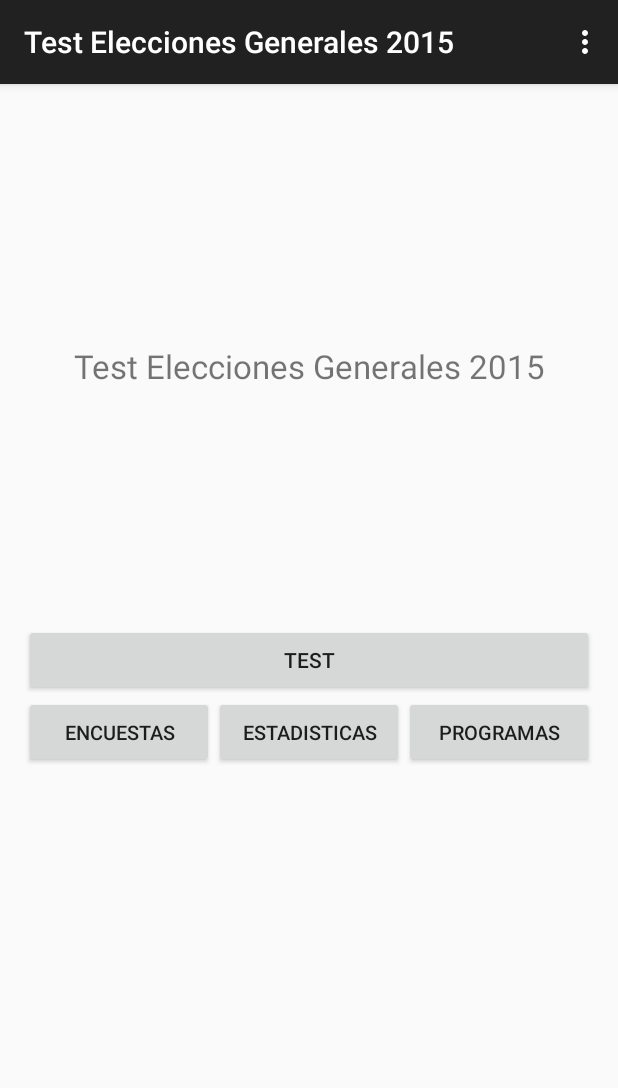
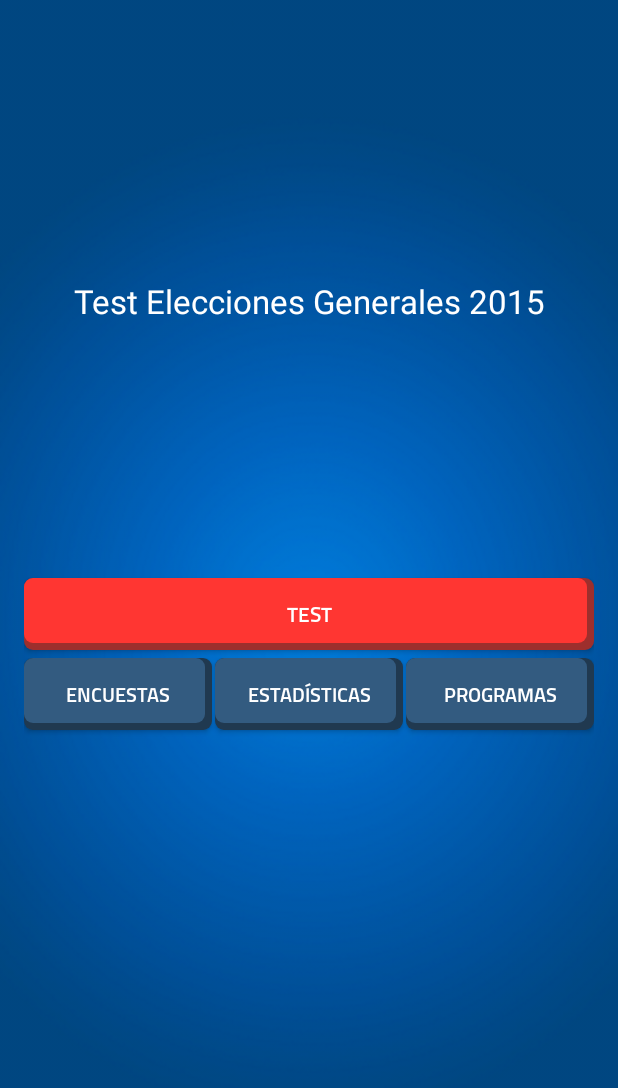
Before and after one commit to JesusMSM/testelecciones-android, an Android app: the screen it shows after launch (MainActivity), on a phone screen of 412 x 824 dp. Shown: the top 1088 px of the screen. Run offline under Robolectric (Android 15) with nearby library versions, the phone set to English and light mode, and no system bars.

Commit message:
Esqueleto mejorado

```diff
--- a/app/src/main/AndroidManifest.xml
+++ b/app/src/main/AndroidManifest.xml
@@ -16,10 +16,10 @@
                 <category android:name="android.intent.category.LAUNCHER" />
             </intent-filter>
         </activity>
-        <activity android:name=".activities.ChooseTestActivity"></activity>
-        <activity android:name=".activities.EncuestasActivity"></activity>
-        <activity android:name=".activities.EstadisticasActivity"></activity>
-        <activity android:name=".activities.ProgramasActivity"></activity>
+        <activity android:name=".activities.ChooseTestActivity" android:label="Escoja el tipo de test"></activity>
+        <activity android:name=".activities.EncuestasActivity" android:label="Encuestas"></activity>
+        <activity android:name=".activities.EstadisticasActivity" android:label="Estadísticas"></activity>
+        <activity android:name=".activities.ProgramasActivity" android:label="Programas"></activity>
     </application>
 
 </manifest>
--- a/app/src/main/java/com/moonfish/testeleccionesgenerales2015/activities/ChooseTestActivity.java
+++ b/app/src/main/java/com/moonfish/testeleccionesgenerales2015/activities/ChooseTestActivity.java
@@ -1,5 +1,6 @@
 package com.moonfish.testeleccionesgenerales2015.activities;
 
+import android.graphics.drawable.ColorDrawable;
 import android.os.Bundle;
 import android.os.PersistableBundle;
 import android.support.v7.app.ActionBarActivity;
@@ -18,6 +19,7 @@ public class ChooseTestActivity extends ActionBarActivity {
         setContentView(R.layout.activity_choosetest);
 
         getSupportActionBar().setDisplayHomeAsUpEnabled(true);
+        getSupportActionBar().setBackgroundDrawable(new ColorDrawable(getResources().getColor(R.color.actionBarColor)));
     }
 
     @Override
--- a/app/src/main/java/com/moonfish/testeleccionesgenerales2015/activities/EncuestasActivity.java
+++ b/app/src/main/java/com/moonfish/testeleccionesgenerales2015/activities/EncuestasActivity.java
@@ -1,5 +1,6 @@
 package com.moonfish.testeleccionesgenerales2015.activities;
 
+import android.graphics.drawable.ColorDrawable;
 import android.os.Bundle;
 import android.os.PersistableBundle;
 import android.support.v7.app.ActionBarActivity;
@@ -18,6 +19,7 @@ public class EncuestasActivity extends ActionBarActivity {
         setContentView(R.layout.activity_encuestas);
 
         getSupportActionBar().setDisplayHomeAsUpEnabled(true);
+        getSupportActionBar().setBackgroundDrawable(new ColorDrawable(getResources().getColor(R.color.actionBarColor)));
     }
 
     @Override
--- a/app/src/main/java/com/moonfish/testeleccionesgenerales2015/activities/EstadisticasActivity.java
+++ b/app/src/main/java/com/moonfish/testeleccionesgenerales2015/activities/EstadisticasActivity.java
@@ -1,5 +1,6 @@
 package com.moonfish.testeleccionesgenerales2015.activities;
 
+import android.graphics.drawable.ColorDrawable;
 import android.os.Bundle;
 import android.os.PersistableBundle;
 import android.support.v7.app.ActionBarActivity;
@@ -18,6 +19,7 @@ public class EstadisticasActivity extends ActionBarActivity {
         setContentView(R.layout.activity_estadisticas);
 
         getSupportActionBar().setDisplayHomeAsUpEnabled(true);
+        getSupportActionBar().setBackgroundDrawable(new ColorDrawable(getResources().getColor(R.color.actionBarColor)));
     }
 
     @Override
--- a/app/src/main/java/com/moonfish/testeleccionesgenerales2015/activities/MainActivity.java
+++ b/app/src/main/java/com/moonfish/testeleccionesgenerales2015/activities/MainActivity.java
@@ -1,6 +1,8 @@
 package com.moonfish.testeleccionesgenerales2015.activities;
 
+import android.app.Activity;
 import android.content.Intent;
+import android.graphics.Typeface;
 import android.support.v7.app.ActionBarActivity;
 import android.os.Bundle;
 import android.view.Menu;
@@ -12,7 +14,7 @@ import android.widget.Toast;
 import com.moonfish.testeleccionesgenerales2015.R;
 
 
-public class MainActivity extends ActionBarActivity {
+public class MainActivity extends Activity {
 
     @Override
     protected void onCreate(Bundle savedInstanceState) {
@@ -24,6 +26,11 @@ public class MainActivity extends ActionBarActivity {
         Button encuestas = (Button) findViewById(R.id.encuestasButton);
         Button estadisticas = (Button) findViewById(R.id.estadisticasButton);
         Button programas = (Button) findViewById(R.id.programasButton);
+
+        test.setTypeface(Typeface.createFromAsset(getAssets(), "Titillium-Semibold.otf"));;
+        encuestas.setTypeface(Typeface.createFromAsset(getAssets(), "Titillium-Semibold.otf"));;
+        estadisticas.setTypeface(Typeface.createFromAsset(getAssets(), "Titillium-Semibold.otf"));;
+        programas.setTypeface(Typeface.createFromAsset(getAssets(), "Titillium-Semibold.otf"));;
 
         test.setOnClickListener(new View.OnClickListener() {
             @Override
--- a/app/src/main/java/com/moonfish/testeleccionesgenerales2015/activities/ProgramasActivity.java
+++ b/app/src/main/java/com/moonfish/testeleccionesgenerales2015/activities/ProgramasActivity.java
@@ -1,5 +1,6 @@
 package com.moonfish.testeleccionesgenerales2015.activities;
 
+import android.graphics.drawable.ColorDrawable;
 import android.os.Bundle;
 import android.os.PersistableBundle;
 import android.support.v7.app.ActionBarActivity;
@@ -18,6 +19,7 @@ public class ProgramasActivity extends ActionBarActivity {
         setContentView(R.layout.activity_programas);
 
         getSupportActionBar().setDisplayHomeAsUpEnabled(true);
+        getSupportActionBar().setBackgroundDrawable(new ColorDrawable(getResources().getColor(R.color.actionBarColor)));
     }
 
     @Override
--- /dev/null
+++ b/app/src/main/res/drawable/secondary_button.xml
@@ -0,0 +1,21 @@
+<?xml version="1.0" encoding="utf-8"?>
+<layer-list xmlns:android="http://schemas.android.com/apk/res/android">
+    <item>
+        <shape>
+            <solid android:color="@color/ColorSecondaryButtonSecondary"/>
+            <corners android:radius="6dp"/>
+        </shape>
+    </item>
+    <item android:bottom="7px" android:right="7px">
+        <shape>
+            <solid
+                android:color="@color/ColorSecondaryButtonPrimary"
+                />
+            <corners
+                android:bottomLeftRadius="6dp"
+                android:bottomRightRadius="6dp"
+                android:topLeftRadius="6dp"
+                android:topRightRadius="6dp"/>
+        </shape>
+    </item>
+</layer-list>
--- /dev/null
+++ b/app/src/main/res/drawable/test_button.xml
@@ -0,0 +1,21 @@
+<?xml version="1.0" encoding="utf-8"?>
+<layer-list xmlns:android="http://schemas.android.com/apk/res/android">
+    <item>
+        <shape>
+            <solid android:color="@color/ColorTestButtonSecondary"/>
+            <corners android:radius="6dp"/>
+        </shape>
+    </item>
+    <item android:bottom="7px" android:right="7px">
+        <shape>
+            <solid
+                android:color="@color/ColorTestButtonPrimary"
+                />
+            <corners
+                android:bottomLeftRadius="6dp"
+                android:bottomRightRadius="6dp"
+                android:topLeftRadius="6dp"
+                android:topRightRadius="6dp"/>
+        </shape>
+    </item>
+</layer-list>
--- a/app/src/main/res/layout/activity_choosetest.xml
+++ b/app/src/main/res/layout/activity_choosetest.xml
@@ -1,6 +1,7 @@
 <?xml version="1.0" encoding="utf-8"?>
 <LinearLayout xmlns:android="http://schemas.android.com/apk/res/android"
     android:orientation="vertical" android:layout_width="match_parent"
+    android:background="@drawable/background"
     android:layout_height="match_parent">
     <TextView
         android:layout_width="wrap_content"
--- a/app/src/main/res/layout/activity_encuestas.xml
+++ b/app/src/main/res/layout/activity_encuestas.xml
@@ -1,6 +1,7 @@
 <?xml version="1.0" encoding="utf-8"?>
 <LinearLayout xmlns:android="http://schemas.android.com/apk/res/android"
     android:orientation="vertical" android:layout_width="match_parent"
+    android:background="@drawable/background"
     android:layout_height="match_parent">
 
     <TextView
--- a/app/src/main/res/layout/activity_estadisticas.xml
+++ b/app/src/main/res/layout/activity_estadisticas.xml
@@ -1,6 +1,7 @@
 <?xml version="1.0" encoding="utf-8"?>
 <LinearLayout xmlns:android="http://schemas.android.com/apk/res/android"
     android:orientation="vertical" android:layout_width="match_parent"
+    android:background="@drawable/background"
     android:layout_height="match_parent">
     <TextView
         android:layout_width="wrap_content"
--- a/app/src/main/res/layout/activity_main.xml
+++ b/app/src/main/res/layout/activity_main.xml
@@ -7,7 +7,9 @@
     android:layout_gravity="center_vertical"
     android:paddingRight="@dimen/activity_horizontal_margin"
     android:paddingTop="@dimen/activity_vertical_margin"
-    android:paddingBottom="@dimen/activity_vertical_margin" tools:context=".MainActivity">
+    android:paddingBottom="@dimen/activity_vertical_margin"
+    android:background="@drawable/background"
+    tools:context=".MainActivity">
     <TextView
         android:layout_width="match_parent"
         android:layout_height="0dp"
@@ -15,37 +17,53 @@
         android:id="@+id/titulo"
         android:text="Test Elecciones Generales 2015"
         android:textSize="10pt"
+        android:textColor="@color/white"
         android:gravity="center"/>
     <Button
         android:layout_width="match_parent"
         android:layout_height="wrap_content"
+        android:textColor="@color/white"
+        android:textStyle="bold"
+        android:background="@drawable/test_button"
         android:gravity="center"
-        android:text="Test"
+        android:text="TEST"
         android:id="@+id/testButton"/>
     <LinearLayout
         android:layout_width="match_parent"
+        android:layout_marginTop="5dp"
         android:layout_height="0dp"
         android:layout_weight="2"
         android:orientation="horizontal">
         <Button
             android:layout_width="0dp"
             android:layout_height="wrap_content"
+            android:layout_marginRight="2dp"
+            android:textColor="@color/white"
+            android:textStyle="bold"
+            android:background="@drawable/secondary_button"
             android:layout_weight="3"
-            android:text="Encuestas"
+            android:text="ENCUESTAS"
             android:id="@+id/encuestasButton"
             android:textSize="6pt"/>
         <Button
             android:layout_width="0dp"
             android:layout_height="wrap_content"
+            android:textColor="@color/white"
+            android:textStyle="bold"
+            android:background="@drawable/secondary_button"
             android:layout_weight="3"
-            android:text="Estadisticas"
+            android:text="ESTADÍSTICAS"
             android:id="@+id/estadisticasButton"
             android:textSize="6pt"/>
         <Button
             android:layout_width="0dp"
             android:layout_height="wrap_content"
+            android:textColor="@color/white"
+            android:layout_marginLeft="2dp"
+            android:textStyle="bold"
+            android:background="@drawable/secondary_button"
             android:layout_weight="3"
-            android:text="Programas"
+            android:text="PROGRAMAS"
             android:id="@+id/programasButton"
             android:textSize="6pt"/>
     </LinearLayout>
--- a/app/src/main/res/layout/activity_programas.xml
+++ b/app/src/main/res/layout/activity_programas.xml
@@ -1,6 +1,7 @@
 <?xml version="1.0" encoding="utf-8"?>
 <LinearLayout xmlns:android="http://schemas.android.com/apk/res/android"
     android:orientation="vertical" android:layout_width="match_parent"
+    android:background="@drawable/background"
     android:layout_height="match_parent">
     <TextView
         android:layout_width="wrap_content"
--- /dev/null
+++ b/app/src/main/res/values/colors.xml
@@ -0,0 +1,10 @@
+<?xml version="1.0" encoding="utf-8"?>
+<resources>
+    <color name="red">#ffff0000</color>
+    <color name="white">#fff</color>
+    <color name="ColorTestButtonPrimary">#ff3632</color>
+    <color name="ColorTestButtonSecondary">#9d2f2d</color>
+    <color name="ColorSecondaryButtonPrimary">#335b80</color>
+    <color name="ColorSecondaryButtonSecondary">#203950</color>
+    <color name="actionBarColor">#203950</color>
+</resources>
--- a/app/src/main/res/values/styles.xml
+++ b/app/src/main/res/values/styles.xml
@@ -2,7 +2,7 @@
 
     <!-- Base application theme. -->
     <style name="AppTheme" parent="Theme.AppCompat.Light.DarkActionBar">
-        <!-- Customize your theme here. -->
+
     </style>
 
 </resources>
```
Also changed, not shown: app/src/main/assets/Titillium-Light.otf (added), app/src/main/assets/Titillium-Regular.otf (added), app/src/main/assets/Titillium-Semibold.otf (added), app/src/main/res/drawable/background.png (added).
